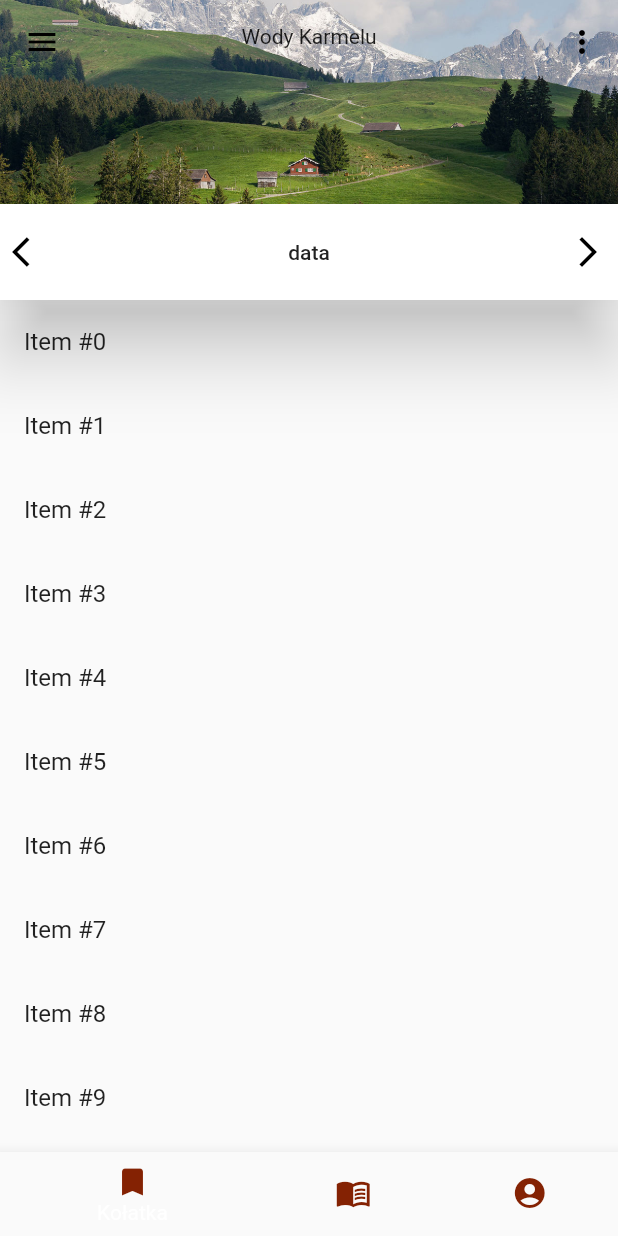
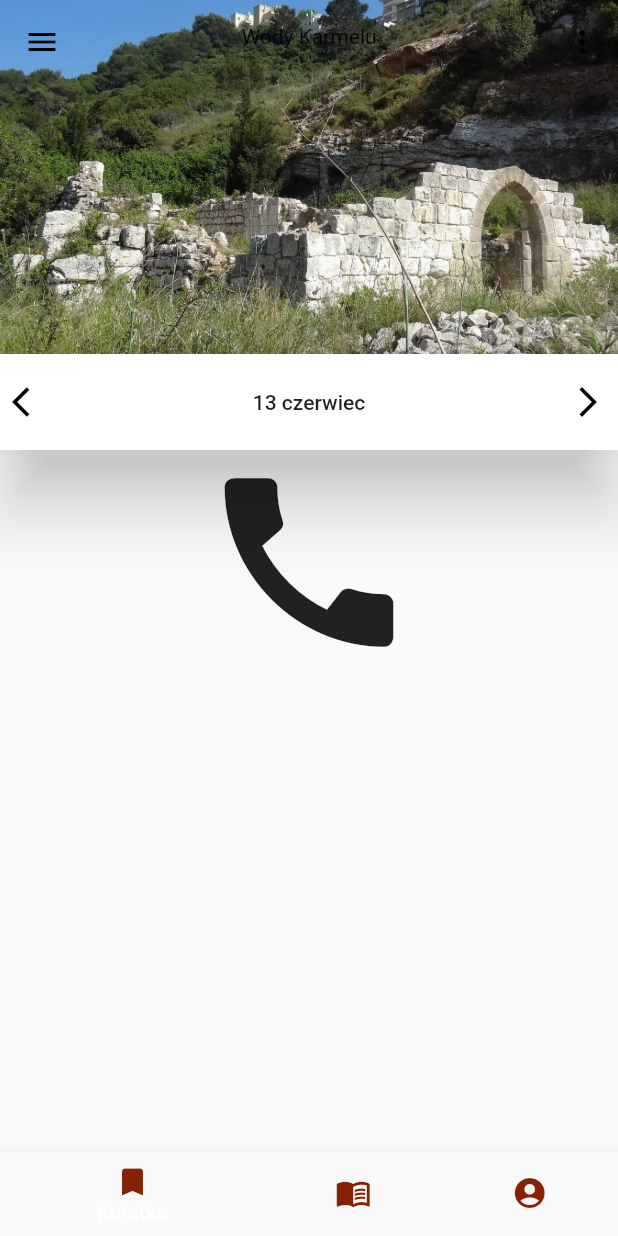
Before and after one commit to DominikZurawski/karmel_flutterApp, a Flutter app: the screen it shows after launch, on a phone screen of 412 x 824 dp. Run offline on Flutter 3.47's test engine with Material 2 defaults, Android fonts, the phone set to English and light mode, and no system bars; our stand-ins replace table_calendar; missing offline and left inert: dart:html.

```diff
--- a/lib/home.dart
+++ b/lib/home.dart
@@ -1,22 +1,52 @@
+import 'dart:html';
+
 import 'package:flutter/material.dart';
 import 'package:karmel_app/constants/constants.dart';
 import 'package:karmel_app/calendar.dart';
 import 'package:karmel_app/theme/Styles.dart';
+import 'package:karmel_app/globals.dart' as globals;
+import 'package:intl/intl.dart';
 
 class Home extends StatefulWidget {
+
+
   _HomeState createState() => _HomeState();
 }
 
 class _HomeState extends State<Home> {
-
+DateTime dats = DateTime.now();
   int _choice = 0;
-  var c = Calendar();
   //for saving the index value of selected bottomNavigatinItem
   void selectedTab(index) {
     setState(() {
       _choice = index;
     });
   }
+
+  static  List<Widget> _pages = <Widget>[
+
+    Icon(
+      Icons.call,
+      size: 150,
+    ),
+    Container(
+      padding: const EdgeInsets.all(8),
+      //height: 50,
+     // color: Colors.amber[100],
+      child: const Center(child: Text('Entry C')),
+    ),
+    Container(
+      height: 50,
+      color: Colors.amber[100],
+      child: const Center(child: Text('Entry C')),
+    ),
+
+
+    /*Icon(
+      Icons.chat,
+      size: 150,
+    ),*/
+  ];
 
   @override
   Widget build(BuildContext context) {
@@ -26,6 +56,7 @@ class _HomeState extends State<Home> {
       home: Scaffold(
 
         body: CustomScrollView(
+
           slivers: <Widget>[
             // Add the app bar to the CustomScrollView.
             SliverAppBar(
@@ -33,7 +64,7 @@ class _HomeState extends State<Home> {
                 background: Container(
                   decoration: BoxDecoration(
                     image: DecorationImage(
-                      image: AssetImage('assets/background.jpg'),
+                      image: AssetImage('assets/Wadi-es-Siah.jpg'),
                       fit: BoxFit.cover,
                     ),
                   ),
@@ -48,15 +79,8 @@ class _HomeState extends State<Home> {
                 ),
               ),
 
-              // Provide a standard title.
-              //title: Text('Wody Karmelu'),
-              // Allows the user to reveal the app bar if they begin scrolling
-              // back up the list of items.
               floating: true,
-              // Display a placeholder widget to visualize the shrinking size.
-              //flexibleSpace: Placeholder(),
-              // Make the initial height of the SliverAppBar larger than normal.
-              expandedHeight: 200,
+              expandedHeight: 300,
               pinned: true,
               //forceElevated: innerBoxIsScrolled,
 
@@ -64,6 +88,8 @@ class _HomeState extends State<Home> {
                 automaticallyImplyLeading: false,
                 leading: IconButton(
                   onPressed: (){
+                    globals.selectedDay = globals.selectedDay.subtract(new Duration(days: 1));
+                    setState(() {    });
                     // seachSnackbar(context);
                   },
                   alignment: Alignment.centerLeft,
@@ -81,10 +107,10 @@ class _HomeState extends State<Home> {
                       context,
                       MaterialPageRoute(
                           builder: (context) => Calendar()),
-                    );
+                    ).then((value) => setState(() => {}));
+
                   },
-                  child: Text("data"),
-                  //child: Text(Calendar.data.toString()),
+                  child: Text(DateFormat.d('pl_PL').format(globals.selectedDay).toString() +' '+ DateFormat.MMMM('pl_PL').format(globals.selectedDay).toString()),
                   shape: CircleBorder(side: BorderSide(color: Colors.transparent)),
                 ),
                 actions: <Widget>[
@@ -93,6 +119,8 @@ class _HomeState extends State<Home> {
 
                   IconButton(
                     onPressed: (){
+                      globals.selectedDay = globals.selectedDay.add(const Duration(days: 1));
+                      setState(() {       });
                       // seachSnackbar(context);
                     },
                     alignment: Alignment.centerRight,
@@ -104,6 +132,7 @@ class _HomeState extends State<Home> {
                ),
 
               actions: <Widget>[
+
                 //for Search Button
                 PopupMenuButton<String>(
                     onSelected: onMenuSelected,
@@ -121,22 +150,23 @@ class _HomeState extends State<Home> {
                     }
                 ),
               ],
-
-
             ),
-
             SliverList(
+              //delegate: _pages.elementAt(_choice),
               // Use a delegate to build items as they're scrolled on screen.
               delegate: SliverChildBuilderDelegate(
+
                 // The builder function returns a ListTile with a title that
                 // displays the index of the current item.
-                    (context, index) => ListTile(title: Text('Item #$index')),
+                    //(context, index) => ListTile(title: Text('Item #$index')),
+                    (context, index) => _pages.elementAt(_choice),
                 // Builds 1000 ListTiles
-                childCount: 100,
+                childCount: 1,
               ),
             ),
 
           ],
+
         ),
 
         // For Drawer
@@ -158,7 +188,6 @@ class _HomeState extends State<Home> {
 
           accountName: new Text('Karmelici Bosi'),
           //accountEmail: new Text(widget.user.email),
-
           currentAccountPicture: new GestureDetector(
             child: new CircleAvatar(
               backgroundColor: Colors.lightBlue,
@@ -169,7 +198,7 @@ class _HomeState extends State<Home> {
           ),
 
           decoration: new BoxDecoration(
-            color: Color(0xFF842203),
+            color: Color(0xFF8E220B),
           ),
         ),
         new InkWell(
@@ -266,10 +295,11 @@ class _HomeState extends State<Home> {
     }
   }
 
+
   //for bottom navigationbar
   Widget onBottomNavigation(BuildContext context){
+
     return BottomNavigationBar(
-
       //current index will manage wchich element need to be selected
       currentIndex: _choice,
       type: BottomNavigationBarType.shifting,
@@ -291,6 +321,6 @@ class _HomeState extends State<Home> {
       onTap: (index){
         selectedTab(index);
       },
-    );
+   );
   }
 }
--- a/lib/main.dart
+++ b/lib/main.dart
@@ -2,9 +2,12 @@ import 'package:flutter/material.dart';
 import 'package:karmel_app/home.dart';
 import 'package:intl/date_symbol_data_local.dart';
 import 'package:karmel_app/theme/Styles.dart';
+import 'package:karmel_app/globals.dart' as globals;
 
 void main() {
   initializeDateFormatting().then((_) => runApp(MyApp()));
+  globals.focusedDay = DateTime.now();
+  globals.selectedDay = globals.focusedDay;
 }
 
 class MyApp extends StatelessWidget {
```
Also changed, not shown: lib/calendar.dart (+16 -24 lines), lib/globals.dart (+2 -6 lines), assets/Wadi-es-Siah.jpg (added).
